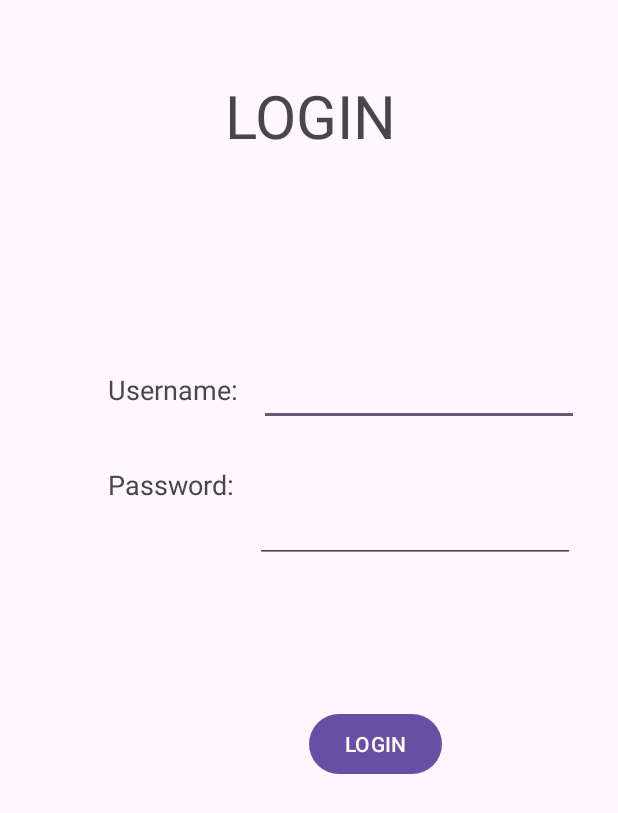
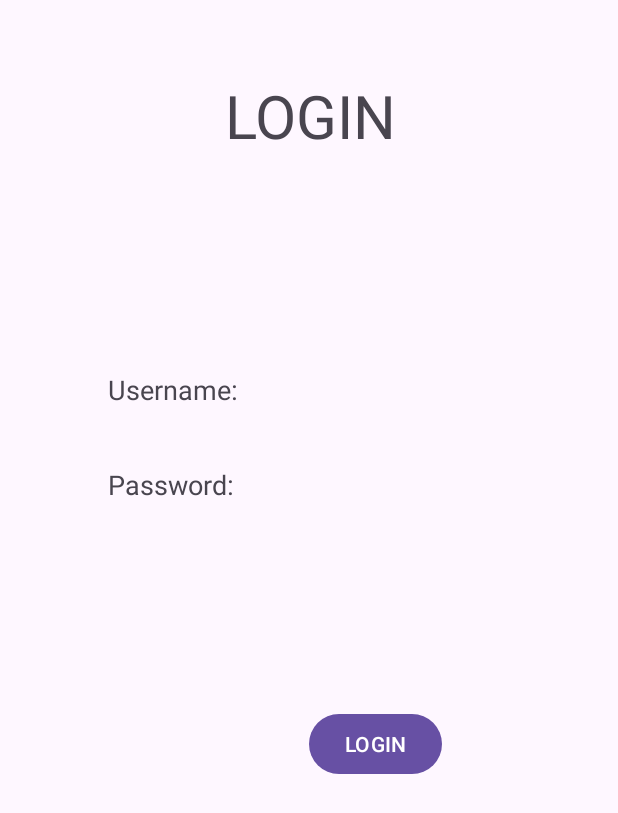
Before and after one commit to st10385722/MeetMeWhere, an Android app: the screen it shows after launch (MainActivity), on a phone screen of 412 x 824 dp. Shown: the top 813 px of the screen. Run offline under Robolectric (Android 15) with nearby library versions, the phone set to English and light mode, and no system bars.

Commit message:
textviews are put in now commented

```diff
--- a/app/src/main/res/layout/activity_main.xml
+++ b/app/src/main/res/layout/activity_main.xml
@@ -63,35 +63,35 @@
         app:layout_constraintHorizontal_bias="0.0"
         app:layout_constraintStart_toStartOf="parent" />
 
-    <EditText
-        android:id="@+id/editTextText2"
-        android:layout_width="wrap_content"
-        android:layout_height="wrap_content"
-        android:layout_marginStart="11dp"
-        android:layout_marginTop="94dp"
-        android:layout_marginEnd="28dp"
-        android:layout_marginBottom="9dp"
-        android:ems="10"
-        android:inputType="text"
-        app:layout_constraintBottom_toTopOf="@+id/editTextTextPassword2"
-        app:layout_constraintEnd_toEndOf="parent"
-        app:layout_constraintStart_toEndOf="@+id/textViewUsername"
-        app:layout_constraintTop_toBottomOf="@+id/textView2" />
+<!--    <EditText-->
+<!--        android:id="@+id/editTextText2"-->
+<!--        android:layout_width="wrap_content"-->
+<!--        android:layout_height="wrap_content"-->
+<!--        android:layout_marginStart="11dp"-->
+<!--        android:layout_marginTop="94dp"-->
+<!--        android:layout_marginEnd="28dp"-->
+<!--        android:layout_marginBottom="9dp"-->
+<!--        android:ems="10"-->
+<!--        android:inputType="text"-->
+<!--        app:layout_constraintBottom_toTopOf="@+id/editTextTextPassword2"-->
+<!--        app:layout_constraintEnd_toEndOf="parent"-->
+<!--        app:layout_constraintStart_toEndOf="@+id/textViewUsername"-->
+<!--        app:layout_constraintTop_toBottomOf="@+id/textView2" />-->
 
-    <EditText
-        android:id="@+id/editTextTextPassword2"
-        android:layout_width="wrap_content"
-        android:layout_height="wrap_content"
-        android:layout_marginStart="11dp"
-        android:layout_marginTop="9dp"
-        android:layout_marginEnd="31dp"
-        android:layout_marginBottom="70dp"
-        android:ems="10"
-        android:inputType="textPassword"
-        app:layout_constraintBottom_toTopOf="@+id/button"
-        app:layout_constraintEnd_toEndOf="parent"
-        app:layout_constraintStart_toEndOf="@+id/textViewPassword"
-        app:layout_constraintTop_toBottomOf="@+id/editTextText2" />
+<!--    <EditText-->
+<!--        android:id="@+id/editTextTextPassword2"-->
+<!--        android:layout_width="wrap_content"-->
+<!--        android:layout_height="wrap_content"-->
+<!--        android:layout_marginStart="11dp"-->
+<!--        android:layout_marginTop="9dp"-->
+<!--        android:layout_marginEnd="31dp"-->
+<!--        android:layout_marginBottom="70dp"-->
+<!--        android:ems="10"-->
+<!--        android:inputType="textPassword"-->
+<!--        app:layout_constraintBottom_toTopOf="@+id/button"-->
+<!--        app:layout_constraintEnd_toEndOf="parent"-->
+<!--        app:layout_constraintStart_toEndOf="@+id/textViewPassword"-->
+<!--        app:layout_constraintTop_toBottomOf="@+id/editTextText2" />-->
 
 
 </androidx.constraintlayout.widget.ConstraintLayout>
```
